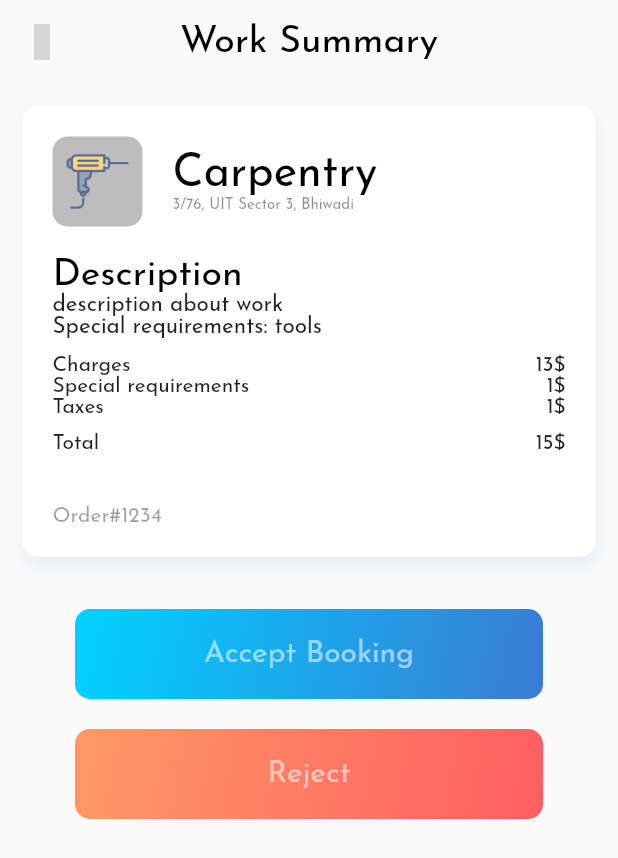
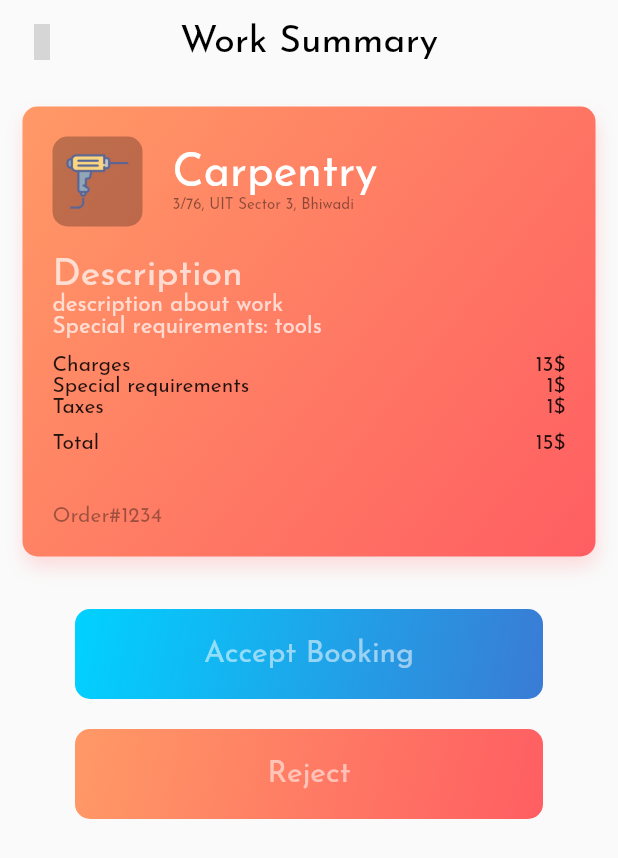
Before and after one commit to GouravSaini125/tradio, a Flutter app: the ServiceManNearby screen opened directly, after a tap on "Carpentry", on a phone screen of 412 x 824 dp. Shown: the top 858 px of the screen. Run offline on Flutter 3.47's test engine with Material 2 defaults, Android fonts, the phone set to English and light mode, and no system bars; our stand-ins replace device_preview, eva_icons_flutter, firebase_auth, flutter_spinkit, google_maps_flutter, google_nav_bar and 3 more; missing offline and left inert: multi_image_picker, multi_media_picker; accounts and stored records are empty; grey boxes are pictures that could not be loaded.

Commit message:
modify nearby work page

```diff
--- a/lib/screens/nearbyDetails.dart
+++ b/lib/screens/nearbyDetails.dart
@@ -48,13 +48,17 @@ class _NearbyDetailsState extends State<NearbyDetails> {
               margin: EdgeInsets.all(15.0),
               decoration: BoxDecoration(
                 borderRadius: BorderRadius.circular(10.0),
+                gradient: LinearGradient(
+                    colors: ThemeColors.gradient2,
+                    begin: Alignment.topLeft,
+                    end: Alignment.bottomRight),
                 boxShadow: [
                   BoxShadow(
-                        color: Color(0xFF3a7bd5).withOpacity(0.1),
+                      color: Color(0xFFff5e62).withOpacity(0.2),
                       blurRadius: 10.0,
                       offset: Offset(1, 7))
                 ],
-                  color: Colors.white
+                // color: Colors.white
                 // gradient: LinearGradient(
                 //     colors: ThemeColors.gradient2,
                 //     begin: Alignment.topLeft,
@@ -88,7 +92,7 @@ class _NearbyDetailsState extends State<NearbyDetails> {
                             Text(
                               "Carpentry",
                               style: TextStyle(
-                                  fontSize: 30.0, color: Colors.black),
+                                  fontSize: 30.0, color: Colors.white),
                             ),
                             Text(
                               "3/76, UIT Sector 3, Bhiwadi",
@@ -104,15 +108,15 @@ class _NearbyDetailsState extends State<NearbyDetails> {
                     ),
                     Text(
                       "Description",
-                      style: TextStyle(fontSize: 25.0, color: Colors.black),
+                      style: TextStyle(fontSize: 25.0, color: Colors.white70),
                     ),
                     Text(
                       "description about work",
-                      style: TextStyle(fontSize: 15.0, color: Colors.black87),
+                      style: TextStyle(fontSize: 15.0, color: Colors.white70),
                     ),
                     Text(
                       "Special requirements: tools",
-                      style: TextStyle(fontSize: 15.0, color: Colors.black87),
+                      style: TextStyle(fontSize: 15.0, color: Colors.white70),
                     ),
                     SizedBox(
                       height: 10.0,
--- a/lib/screens/serviceManNearby.dart
+++ b/lib/screens/serviceManNearby.dart
@@ -1,4 +1,5 @@
 import 'package:flutter/material.dart';
+import 'package:proto/configs/ThemeColors.dart';
 import 'package:proto/screens/categories.dart';
 import 'package:proto/screens/nearbyDetails.dart';
 
@@ -49,9 +50,13 @@ class _ServiceManNearbyState extends State<ServiceManNearby> {
                     height: 110,
                     margin: EdgeInsets.fromLTRB(20, 10, 20, 10),
                     decoration: BoxDecoration(
+                      gradient: LinearGradient(
+                          colors: ThemeColors.gradient2,
+                          begin: Alignment.topLeft,
+                          end: Alignment.bottomRight),
                       boxShadow: [
                         BoxShadow(
-                            color: Color(0xFF3a7bd5).withOpacity(0.1),
+                            color: Color(0xFFff5e62).withOpacity(0.2),
                             blurRadius: 10.0,
                             offset: Offset(1, 7))
                       ],
@@ -70,7 +75,7 @@ class _ServiceManNearbyState extends State<ServiceManNearby> {
                                 style: TextStyle(
                                     fontFamily: "Josefin",
                                     fontSize: 25.0,
-                                    color: Colors.black),
+                                    color: Colors.white),
                               ),
                               SizedBox(
                                 width: 10.0,
```
Lines whose indentation alone changed are shown as unchanged.
